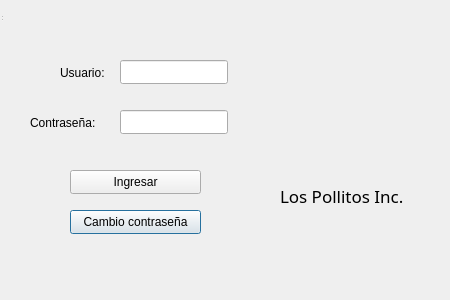
Qt form Interfaz/login.ui (Los-Pollitos/PI-Redes-Sistemas-Operativos) before a commit.
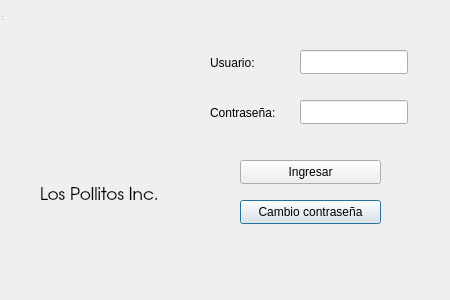
The same form after that commit.

Commit message: reacomodo de la imagen en login

Patch:
```diff
--- a/Interfaz/login.ui
+++ b/Interfaz/login.ui
@@ -26,8 +26,8 @@
   <widget class="QLabel" name="user_label">
    <property name="geometry">
     <rect>
-     <x>60</x>
-     <y>60</y>
+     <x>210</x>
+     <y>50</y>
      <width>157</width>
      <height>25</height>
     </rect>
@@ -39,8 +39,8 @@
   <widget class="QLineEdit" name="user_input">
    <property name="geometry">
     <rect>
-     <x>120</x>
-     <y>60</y>
+     <x>300</x>
+     <y>50</y>
      <width>108</width>
      <height>24</height>
     </rect>
@@ -49,8 +49,8 @@
   <widget class="QLabel" name="password_label">
    <property name="geometry">
     <rect>
-     <x>30</x>
-     <y>110</y>
+     <x>210</x>
+     <y>100</y>
      <width>91</width>
      <height>25</height>
     </rect>
@@ -62,9 +62,9 @@
   <widget class="QPushButton" name="forgot_button">
    <property name="geometry">
     <rect>
-     <x>70</x>
-     <y>210</y>
-     <width>131</width>
+     <x>240</x>
+     <y>200</y>
+     <width>141</width>
      <height>24</height>
     </rect>
    </property>
@@ -75,9 +75,9 @@
   <widget class="QPushButton" name="login_button">
    <property name="geometry">
     <rect>
-     <x>70</x>
-     <y>170</y>
-     <width>131</width>
+     <x>240</x>
+     <y>160</y>
+     <width>141</width>
      <height>24</height>
     </rect>
    </property>
@@ -88,30 +88,17 @@
   <widget class="QLineEdit" name="password_input">
    <property name="geometry">
     <rect>
-     <x>120</x>
-     <y>110</y>
+     <x>300</x>
+     <y>100</y>
      <width>108</width>
      <height>24</height>
     </rect>
    </property>
   </widget>
-  <widget class="QLabel" name="pic_label">
-   <property name="geometry">
-    <rect>
-     <x>270</x>
-     <y>50</y>
-     <width>151</width>
-     <height>121</height>
-    </rect>
-   </property>
-   <property name="text">
-    <string/>
-   </property>
-  </widget>
   <widget class="QLabel" name="label">
    <property name="geometry">
     <rect>
-     <x>280</x>
+     <x>40</x>
      <y>180</y>
      <width>131</width>
      <height>31</height>
@@ -119,14 +106,29 @@
    </property>
    <property name="font">
     <font>
-     <family>Papyrus</family>
+     <family>URW Gothic</family>
      <pointsize>13</pointsize>
+     <italic>false</italic>
+     <bold>false</bold>
     </font>
    </property>
    <property name="text">
     <string>Los Pollitos Inc.</string>
    </property>
   </widget>
+  <widget class="QLabel" name="pic_label">
+   <property name="geometry">
+    <rect>
+     <x>30</x>
+     <y>50</y>
+     <width>151</width>
+     <height>121</height>
+    </rect>
+   </property>
+   <property name="text">
+    <string/>
+   </property>
+  </widget>
  </widget>
  <tabstops>
   <tabstop>login_button</tabstop>
```
